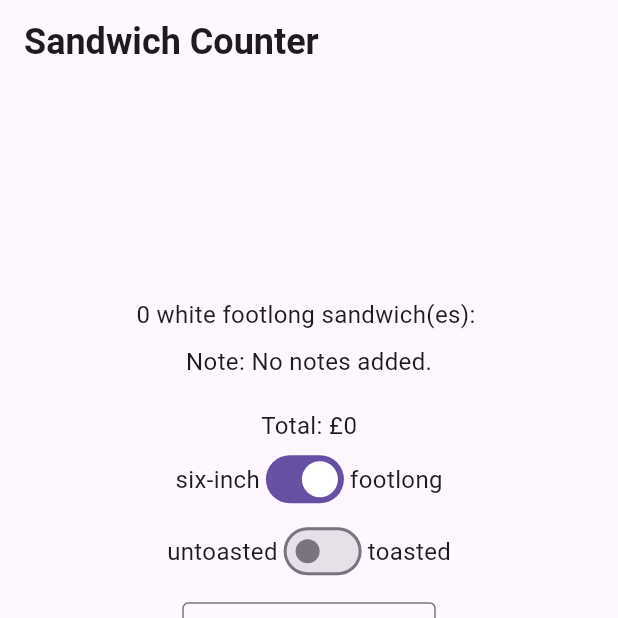
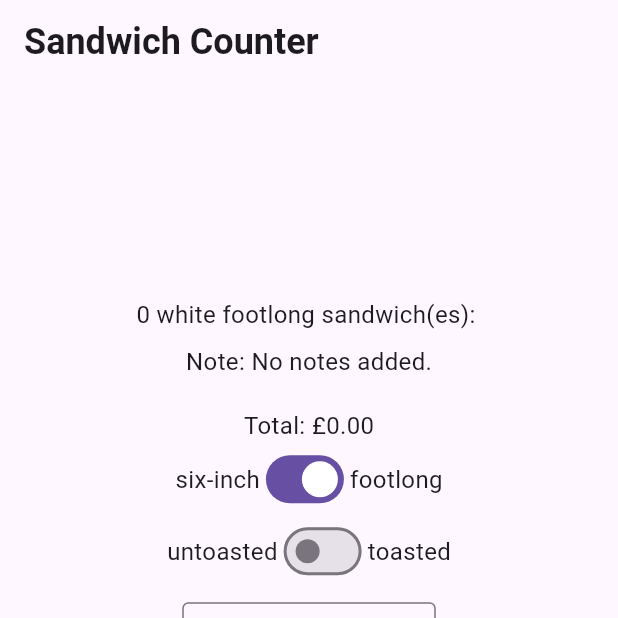
Before and after one commit to Creyas/flutter_application_1, a Flutter app: the screen it shows after launch, on a phone screen of 412 x 824 dp, the top half of it. Run offline on Flutter 3.47's test engine with Material 3 defaults, Android fonts, the phone set to English and light mode, and no system bars.

```diff
--- a/lib/main.dart
+++ b/lib/main.dart
@@ -1,7 +1,7 @@
 import 'package:flutter/material.dart';
 import 'package:flutter_application_1/views/app_styles.dart';
 import 'package:flutter_application_1/repositories/order_repository.dart';
-import 'package:flutter_application_1/repositories/Pricing_Repository.dart';
+import 'package:flutter_application_1/repositories/pricing_repository.dart';
 
 enum BreadType { white, wheat, wholemeal }
 
--- a/lib/repositories/Pricing_Repository.dart
+++ b/lib/repositories/pricing_repository.dart
@@ -1,9 +1,7 @@
 class PricingRepository {
   final double sixInchPrice;
   final double footlongPrice;
-
   PricingRepository({this.sixInchPrice = 7.00, this.footlongPrice = 11.00});
-
   double unitPrice({required bool isFootlong}) =>
       isFootlong ? footlongPrice : sixInchPrice;
 
@@ -14,6 +12,6 @@ class PricingRepository {
 
   String formattedTotal({required int quantity, required bool isFootlong}) {
     final total = totalFor(quantity: quantity, isFootlong: isFootlong);
-    return '£${total.toStringAsFixed(0)}';
+    return '£${total.toStringAsFixed(2)}';
   }
 }
```
